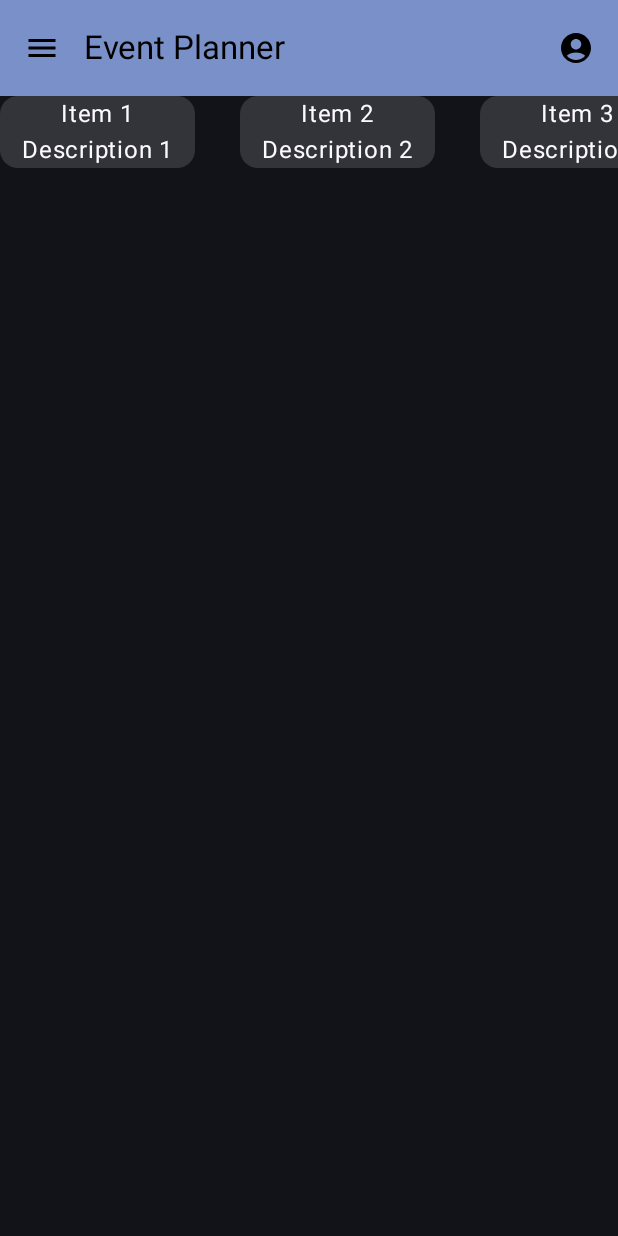
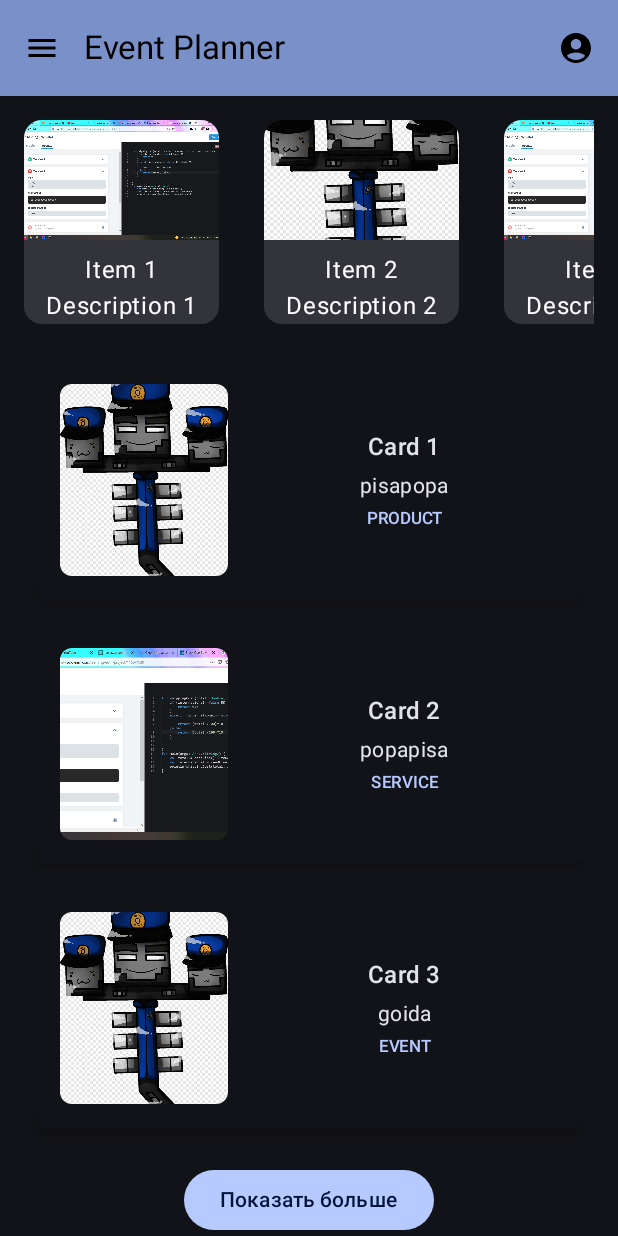
Before and after one commit to kzi-nastava/ma-project-event-planner-siit-2024-team-22, an Android app built with Jetpack Compose: the screen it shows after launch (MainActivity), on a phone screen of 412 x 824 dp. Run offline under Robolectric (Android 15) with nearby library versions, the phone set to English and light mode, and no system bars.

Commit message:
add main screen

```diff
--- /dev/null
+++ b/app/src/main/java/com/example/eventplannerteam22/presentation/components/CardItem.kt
@@ -0,0 +1,9 @@
+package com.example.eventplannerteam22.presentation.components
+
+
+data class CardItem(
+    val imageRes: Int, // Ресурс изображения
+    val title: String,
+    val description: String,
+    val type: String // product, service, event
+)
--- /dev/null
+++ b/app/src/main/java/com/example/eventplannerteam22/presentation/components/CardList.kt
@@ -0,0 +1,24 @@
+package com.example.eventplannerteam22.presentation.components
+
+import androidx.compose.foundation.layout.Column
+import androidx.compose.foundation.layout.fillMaxWidth
+import androidx.compose.runtime.Composable
+import androidx.compose.ui.Modifier
+import com.example.eventplannerteam22.R
+
+@Composable
+fun CardList(items: List<CardItem>) {
+    Column(
+        modifier = Modifier.fillMaxWidth()
+    ) {
+        items.forEach { item ->
+            MyCard(item)
+        }
+    }
+}
+
+val sampleData = listOf(
+    CardItem(R.drawable.sample_image, "Card 1", "pisapopa","product"),
+    CardItem(R.drawable.sample_image2, "Card 2","popapisa" ,"service"),
+    CardItem(R.drawable.sample_image, "Card 3","goida","event")
+)
--- /dev/null
+++ b/app/src/main/java/com/example/eventplannerteam22/presentation/components/CardListItem.kt
@@ -0,0 +1,66 @@
+package com.example.eventplannerteam22.presentation.components
+
+import androidx.compose.foundation.Image
+import androidx.compose.foundation.layout.Column
+import androidx.compose.foundation.layout.Row
+import androidx.compose.foundation.layout.Spacer
+import androidx.compose.foundation.layout.fillMaxWidth
+import androidx.compose.foundation.layout.height
+import androidx.compose.foundation.layout.padding
+import androidx.compose.foundation.layout.size
+import androidx.compose.foundation.shape.RoundedCornerShape
+import androidx.compose.material3.Card
+import androidx.compose.material3.CardDefaults
+import androidx.compose.material3.MaterialTheme
+import androidx.compose.material3.Text
+import androidx.compose.runtime.Composable
+import androidx.compose.ui.Alignment
+import androidx.compose.ui.Modifier
+import androidx.compose.ui.draw.clip
+import androidx.compose.ui.layout.ContentScale
+import androidx.compose.ui.res.painterResource
+import androidx.compose.ui.unit.dp
+
+@Composable
+fun MyCard(item: CardItem) {
+    Card(
+        modifier = Modifier
+            .fillMaxWidth()
+            .padding(8.dp),
+        shape = RoundedCornerShape(8.dp),
+        elevation = CardDefaults.cardElevation(4.dp),
+        colors = CardDefaults.cardColors(containerColor = MaterialTheme.colorScheme.surface)
+    ) {
+        Row(
+            modifier = Modifier
+                .fillMaxWidth()
+                .padding(16.dp),
+            verticalAlignment = Alignment.CenterVertically
+        ) {
+            Image(
+                painter = painterResource(id = item.imageRes),
+                contentDescription = item.title,
+                contentScale = ContentScale.Crop,
+                modifier = Modifier
+                    .size(128.dp)
+                    .padding(end = 16.dp)
+                    .clip(shape = RoundedCornerShape(8.dp))
+            )
+
+            Column(
+                modifier = Modifier.fillMaxWidth(),
+                horizontalAlignment = Alignment.CenterHorizontally
+            ) {
+                Text(text = item.title, style = MaterialTheme.typography.titleMedium)
+                Spacer(modifier = Modifier.height(4.dp))
+                Text(text = item.description, style = MaterialTheme.typography.bodyMedium)
+                Spacer(modifier = Modifier.height(4.dp))
+                Text(
+                    text = item.type.uppercase(),
+                    style = MaterialTheme.typography.labelSmall,
+                    color = MaterialTheme.colorScheme.primary,
+                )
+            }
+        }
+    }
+}
--- a/app/src/main/java/com/example/eventplannerteam22/presentation/components/CarouselItem.kt
+++ b/app/src/main/java/com/example/eventplannerteam22/presentation/components/CarouselItem.kt
@@ -1,34 +1,44 @@
 package com.example.eventplannerteam22.presentation.components
 
-import androidx.compose.foundation.layout.Arrangement
-import androidx.compose.foundation.layout.Column
-import androidx.compose.foundation.layout.fillMaxWidth
-import androidx.compose.foundation.layout.width
+import androidx.compose.foundation.Image
+import androidx.compose.foundation.layout.*
 import androidx.compose.material3.Card
 import androidx.compose.material3.Text
 import androidx.compose.runtime.Composable
 import androidx.compose.ui.Alignment
 import androidx.compose.ui.Modifier
+import androidx.compose.ui.layout.ContentScale
+import androidx.compose.ui.res.painterResource
 import androidx.compose.ui.tooling.preview.Preview
 import androidx.compose.ui.unit.dp
 
-@Preview
 @Composable
 fun CarouselItem(
     modifier: Modifier = Modifier,
-    name: String = "Card name placeholder",
-    description: String = "Card description placeholder"
-)
-    {
+    imageRes: Int,
+    name: String,
+    description: String
+) {
     Card(
         modifier = modifier.width(130.dp),
-
     ) {
         Column(
             modifier = modifier.fillMaxWidth(),
             horizontalAlignment = Alignment.CenterHorizontally,
             verticalArrangement = Arrangement.SpaceEvenly,
         ) {
+
+            Image(
+                painter = painterResource(id = imageRes),
+                contentDescription = name,
+                contentScale = ContentScale.Crop,
+                modifier = Modifier
+                    .fillMaxWidth()
+                    .height(80.dp)
+            )
+
+            Spacer(modifier = Modifier.height(8.dp))
+
             Text(name)
             Text(description)
         }
--- a/app/src/main/java/com/example/eventplannerteam22/presentation/components/TopCarousel.kt
+++ b/app/src/main/java/com/example/eventplannerteam22/presentation/components/TopCarousel.kt
@@ -7,16 +7,16 @@ import androidx.compose.runtime.Composable
 import androidx.compose.ui.Modifier
 import androidx.compose.ui.tooling.preview.Preview
 import androidx.compose.ui.unit.dp
+import com.example.eventplannerteam22.R
 
-@Preview
 @Composable
-fun TopCarousel(modifier: Modifier = Modifier){
-    val carouselItems: List<Pair<String, String>> = listOf(
-        "Item 1" to "Description 1",
-        "Item 2" to "Description 2",
-        "Item 3" to "Description 3",
-        "Item 4" to "Description 5",
-        "Item 5" to "Description 5"
+fun TopCarousel(modifier: Modifier = Modifier) {
+    val carouselItems: List<Triple<Int, String, String>> = listOf(
+        Triple(R.drawable.sample_image2, "Item 1", "Description 1"),
+        Triple(R.drawable.sample_image, "Item 2", "Description 2"),
+        Triple(R.drawable.sample_image2, "Item 3", "Description 3"),
+        Triple(R.drawable.sample_image, "Item 4", "Description 4"),
+        Triple(R.drawable.sample_image2, "Item 5", "Description 5")
     )
 
     LazyRow(
@@ -24,12 +24,19 @@ fun TopCarousel(modifier: Modifier = Modifier){
         horizontalArrangement = Arrangement.spacedBy(30.dp)
     ) {
         items(carouselItems.size) { index ->
-            val item = carouselItems[index] // Access the Pair by index
+            val item = carouselItems[index]
             CarouselItem(
                 modifier = Modifier,
-                name = item.first,
-                description = item.second
+                imageRes = item.first,
+                name = item.second,
+                description = item.third
             )
         }
     }
 }
+
+@Preview
+@Composable
+fun PreviewTopCarousel() {
+    TopCarousel()
+}
--- a/app/src/main/java/com/example/eventplannerteam22/presentation/screens/MainScreen.kt
+++ b/app/src/main/java/com/example/eventplannerteam22/presentation/screens/MainScreen.kt
@@ -1,10 +1,59 @@
 package com.example.eventplannerteam22.presentation.screens
 
+import androidx.compose.foundation.layout.*
+import androidx.compose.foundation.rememberScrollState
+import androidx.compose.foundation.verticalScroll
+import androidx.compose.material3.*
 import androidx.compose.runtime.Composable
+import androidx.compose.ui.Alignment
+import androidx.compose.ui.Modifier
+import androidx.compose.ui.unit.dp
 import androidx.navigation.NavController
+import com.example.eventplannerteam22.presentation.components.CardList
 import com.example.eventplannerteam22.presentation.components.TopCarousel
+import com.example.eventplannerteam22.presentation.components.sampleData
+
 
 @Composable
 fun MainScreen(navController: NavController) {
-    TopCarousel()
+    val scrollState = rememberScrollState()
+
+    Column(
+        modifier = Modifier
+            .fillMaxSize()
+            .verticalScroll(scrollState)
+            .padding(16.dp)
+    ) {
+        repeat(3) {
+            SectionBlock()
+            Spacer(modifier = Modifier.height(16.dp))
+        }
+    }
 }
+
+@Composable
+fun SectionBlock() {
+    Column(
+        modifier = Modifier.fillMaxWidth()
+    ) {
+
+        TopCarousel()
+
+        Spacer(modifier = Modifier.height(16.dp))
+
+
+        CardList(sampleData)
+
+        Spacer(modifier = Modifier.height(16.dp))
+
+
+        Button(
+            onClick = {
+
+            },
+            modifier = Modifier.align(Alignment.CenterHorizontally)
+        ) {
+            Text("Показать больше")
+        }
+    }
+}
```
Also changed, not shown: app/src/main/res/drawable/sample_image.png (added), app/src/main/res/drawable/sample_image2.png (added).
